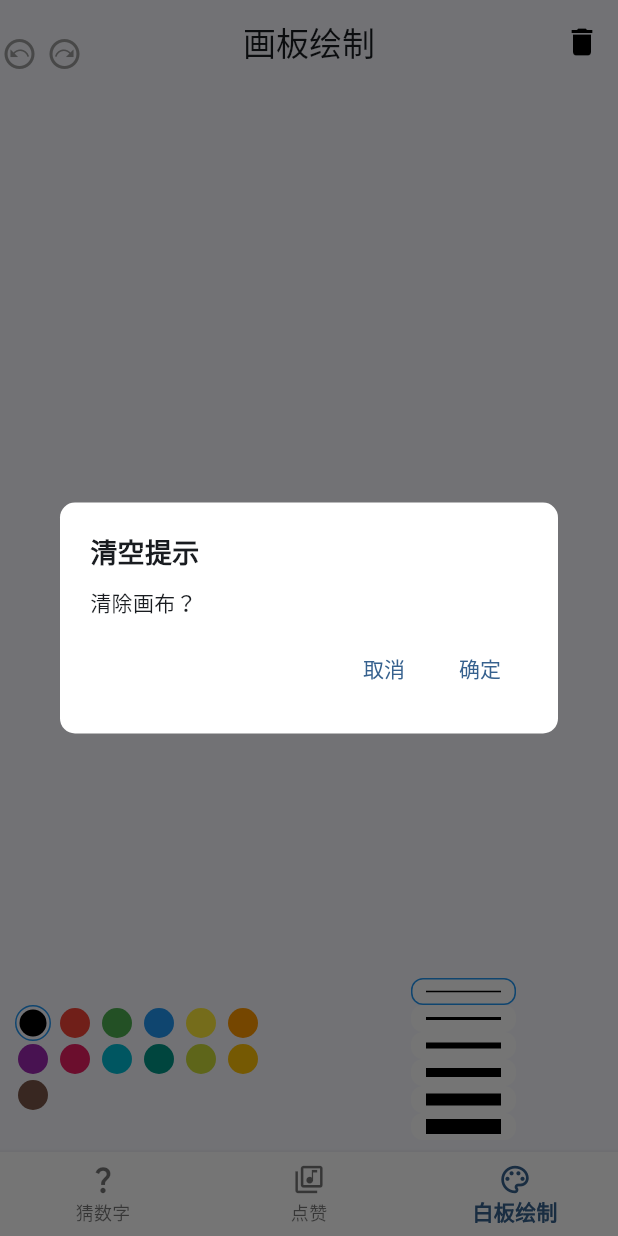
After one commit to HRS-1998/flutterProject, a Flutter app: the screen it shows after launch, item 3 of the bottom bar chosen, after a tap on the "delete" icon, on a phone screen of 412 x 824 dp. The commit adds this screen. Run offline on Flutter 3.47's test engine with Material 3 defaults, Android fonts, the phone set to English and light mode, and no system bars; missing offline and left inert: flame_audio.

Commit message:
update: flutter案例

```diff
--- a/demo02/analysis_options.yaml
+++ b/demo02/analysis_options.yaml
@@ -7,6 +7,9 @@
 
 # The following line activates a set of recommended lints for Flutter apps,
 # packages, and plugins designed to encourage good coding practices.
+analyzer:
+  errors:
+    empty_constructor_bodies: ignore
 include: package:flutter_lints/flutter.yaml
 
 linter:
@@ -23,6 +26,5 @@ linter:
   rules:
     # avoid_print: false  # Uncomment to disable the `avoid_print` rule
     # prefer_single_quotes: true  # Uncomment to enable the `prefer_single_quotes` rule
-
 # Additional information about this file can be found at
 # https://dart.dev/guides/language/analysis-options
--- a/demo02/lib/main.dart
+++ b/demo02/lib/main.dart
@@ -1,7 +1,9 @@
-import 'package:demo02/muyu/muyu_page.dart';
+import 'package:demo02/main/app_navigation.dart';
 import 'package:flutter/material.dart';
 // import "counter/counter_page.dart";
 // import "guess/guess_page.dart";
+// import 'package:demo02/muyu/muyu_page.dart';
+// import 'package:demo02/paper/paper_page.dart';
 
 void main() {
   runApp(const MyApp());
@@ -21,7 +23,8 @@ class MyApp extends StatelessWidget {
         // primarySwatch: Colors.blue, // 主题色
       ),
       // home: const GuessPage(title: '猜数字'),
-      home: const MuyuPage(title: '点赞动效'),
+      // home: const MuyuPage(title: '点赞动效'),
+      home: AppNavigation(),
     );
   }
 }
--- /dev/null
+++ b/demo02/lib/main/app_bottom_bar.dart
@@ -0,0 +1,36 @@
+import 'package:demo02/main/main_model.dart';
+import 'package:flutter/material.dart';
+
+class AppBottomBar extends StatelessWidget {
+  final int currentIndex;
+  final List<MenuData> menus;
+  final ValueChanged<int> onItemTap;
+
+  const AppBottomBar({
+    super.key,
+    required this.currentIndex,
+    required this.menus,
+    required this.onItemTap,
+  });
+
+  @override
+  Widget build(BuildContext context) {
+    return BottomNavigationBar(
+      backgroundColor: Colors.white,
+      onTap: onItemTap,
+      currentIndex: currentIndex,
+      elevation: 3,
+      type: BottomNavigationBarType.fixed,
+      iconSize: 22,
+      selectedItemColor: Theme.of(context).primaryColor,
+      selectedLabelStyle: const TextStyle(fontWeight: FontWeight.bold),
+      showUnselectedLabels: true,
+      showSelectedLabels: true,
+      items: menus.map(_buildItemByMenuMeta).toList(),
+    );
+  }
+
+  BottomNavigationBarItem _buildItemByMenuMeta(MenuData menu) {
+    return BottomNavigationBarItem(icon: Icon(menu.icon), label: menu.label);
+  }
+}
--- /dev/null
+++ b/demo02/lib/main/app_navigation.dart
@@ -0,0 +1,56 @@
+import 'package:demo02/guess/guess_page.dart';
+import 'package:demo02/main/app_bottom_bar.dart';
+import 'package:demo02/main/main_model.dart';
+import 'package:demo02/muyu/muyu_page.dart';
+import 'package:demo02/paper/paper_page.dart';
+import 'package:flutter/material.dart';
+
+class AppNavigation extends StatefulWidget {
+  const AppNavigation({super.key});
+
+  @override
+  State<AppNavigation> createState() => _AppNavigationState();
+}
+
+class _AppNavigationState extends State<AppNavigation> {
+  int _currentIndex = 0;
+
+  final List<MenuData> menus = const [
+    MenuData(label: '猜数字', icon: Icons.question_mark),
+    MenuData(label: '点赞', icon: Icons.my_library_music_outlined),
+    MenuData(label: '白板绘制', icon: Icons.palette_outlined),
+  ];
+
+  @override
+  Widget build(BuildContext context) {
+    return Column(
+      children: [
+        Expanded(child: _buildContent(_currentIndex)),
+        AppBottomBar(
+          currentIndex: _currentIndex,
+          menus: menus,
+          onItemTap: _onItemTap,
+        ),
+      ],
+    );
+  }
+
+  Widget _buildContent(int index) {
+    switch (index) {
+      case 0:
+        return const GuessPage(title: '猜数字');
+      case 1:
+        return const MuyuPage(title: "点赞");
+      case 2:
+        return const PaperPage(title: "画板绘制");
+      default:
+        return SizedBox.shrink();
+    }
+  }
+
+  void _onItemTap(int index) {
+    setState(() {
+      _currentIndex = index;
+    });
+  }
+}
--- /dev/null
+++ b/demo02/lib/main/main_model.dart
@@ -0,0 +1,14 @@
+import 'package:flutter/material.dart';
+
+class MenuData {
+  // 标签
+  final String label;
+  // 图标
+  final IconData icon;
+  // // 颜色
+  // final Color color;
+  // // 背景颜色
+  // final Color backgroundColor;
+  // 构造函数
+  const MenuData({required this.label, required this.icon});
+}
--- /dev/null
+++ b/demo02/lib/paper/back_up_buttons.dart
@@ -0,0 +1,60 @@
+import 'package:flutter/material.dart';
+
+class BackUpButtons extends StatelessWidget {
+  final VoidCallback? onBack;
+  final VoidCallback? onRevocation;
+
+  const BackUpButtons({
+    super.key,
+    required this.onBack,
+    required this.onRevocation,
+  });
+
+  @override
+  Widget build(BuildContext context) {
+    const BoxConstraints cts = BoxConstraints(maxHeight: 24, maxWidth: 24);
+    Color backColor = onBack == null ? Colors.grey : Colors.black;
+    Color revocationColor = onRevocation == null ? Colors.grey : Colors.black;
+
+    return Center(
+      child: Wrap(
+        alignment: WrapAlignment.end,
+        spacing: -10,
+        children: [
+          SizedBox(
+            width: 24,
+            height: 24,
+            child: Transform.scale(
+              scaleX: -1,
+              child: IconButton(
+                // splashRadius: 12,
+                // constraints: cts,
+                onPressed: onBack,
+                icon: Icon(
+                  Icons.next_plan_outlined,
+                  color: backColor,
+                  size: 24,
+                ),
+              ),
+            ),
+          ),
+          SizedBox(
+            width: 24,
+            height: 24,
+            child: IconButton(
+              // splashRadius: 12,
+              // constraints: cts,
+              onPressed: onRevocation,
+              icon: Icon(
+                Icons.next_plan_outlined,
+                color: revocationColor,
+                size: 24,
+              ),
+            ),
+          ),
+        ],
+      ),
+      // ),
+    );
+  }
+}
--- /dev/null
+++ b/demo02/lib/paper/dialog/confirm_dialog.dart
@@ -0,0 +1,62 @@
+import 'package:flutter/material.dart';
+
+class ConfirmDialog extends StatelessWidget {
+  final String title;
+  final String msg;
+  final String conformText;
+  final VoidCallback onConform;
+
+  const ConfirmDialog({
+    super.key,
+    required this.title,
+    required this.msg,
+    required this.conformText,
+    required this.onConform,
+  });
+
+  @override
+  Widget build(BuildContext context) {
+    return Dialog(
+      shape: RoundedRectangleBorder(borderRadius: BorderRadius.circular(10)),
+      elevation: 0,
+      backgroundColor: Colors.white,
+      child: Padding(
+        padding: const EdgeInsets.all(20.0),
+        child: Column(
+          crossAxisAlignment: CrossAxisAlignment.start,
+          mainAxisSize: MainAxisSize.min,
+          children: [_buildTitle(), _buildMessage(), _buildButtons(context)],
+        ),
+      ),
+    );
+  }
+
+  Widget _buildTitle() {
+    return Text(
+      title,
+      style: TextStyle(fontSize: 18, fontWeight: FontWeight.bold),
+    );
+  }
+
+  Widget _buildMessage() {
+    return Padding(
+      padding: const EdgeInsets.symmetric(vertical: 10),
+      child: Text(msg),
+    );
+  }
+
+  Widget _buildButtons(BuildContext context) {
+    return Row(
+      mainAxisAlignment: MainAxisAlignment.end,
+      children: [
+        TextButton(
+          onPressed: () {
+            Navigator.of(context).pop();
+          },
+          child: Text('取消'),
+        ),
+        TextButton(onPressed: onConform, child: Text(conformText)),
+      ],
+    );
+  }
+}
--- /dev/null
+++ b/demo02/lib/paper/models/line.dart
@@ -0,0 +1,9 @@
+import "package:flutter/material.dart";
+
+class Line {
+  List<Offset> points;
+  Color color;
+  double strokeWidth;
+
+  Line({required this.points, this.color = Colors.black, this.strokeWidth = 1});
+}
--- /dev/null
+++ b/demo02/lib/paper/paper_app_bar.dart
@@ -0,0 +1,39 @@
+import 'package:demo02/paper/back_up_buttons.dart';
+import 'package:flutter/material.dart';
+
+class PaperAppbar extends StatelessWidget implements PreferredSizeWidget {
+  final String title;
+  final VoidCallback onClear;
+  final VoidCallback? onBack;
+  final VoidCallback? onRevocation;
+  const PaperAppbar({
+    super.key,
+    required this.title,
+    required this.onClear,
+    this.onBack,
+    this.onRevocation,
+  });
+
+  @override
+  Widget build(BuildContext context) {
+    return AppBar(
+      leading: SizedBox(
+        width: 90,
+        child: BackUpButtons(onBack: onBack, onRevocation: onRevocation),
+      ),
+      centerTitle: true,
+      title: Text(title),
+      iconTheme: IconThemeData(color: Colors.black),
+      actions: [
+        IconButton(
+          splashRadius: 20,
+          onPressed: onClear,
+          icon: Icon(Icons.delete, color: Colors.black),
+        ),
+      ],
+    );
+  }
+
+  @override
+  Size get preferredSize => const Size.fromHeight(kToolbarHeight); // 实现 preferredSize,
+}
--- /dev/null
+++ b/demo02/lib/paper/paper_page.dart
@@ -0,0 +1,181 @@
+import 'package:flutter/material.dart';
+import 'package:demo02/paper/paper_app_bar.dart';
+import 'package:demo02/paper/paper_painter.dart';
+import 'package:demo02/paper/models/line.dart';
+import 'package:demo02/paper/dialog/confirm_dialog.dart';
+import 'package:demo02/paper/select/color_selector.dart';
+import 'package:demo02/paper/select/stroke_width_selector.dart';
+
+class PaperPage extends StatefulWidget {
+  final String title;
+  const PaperPage({super.key, required this.title});
+
+  @override
+  State<PaperPage> createState() => _PaperPageState();
+}
+
+class _PaperPageState extends State<PaperPage> {
+  final List<Line> _lines = [];
+  final List<Line> _historyLines = [];
+  int _activeColorIndex = 0;
+  int _activeStrokeWidthIndex = 0;
+
+  //支持的颜色
+  final List<Color> _colors = [
+    Colors.black,
+    Colors.red,
+    Colors.green,
+    Colors.blue,
+    Colors.yellow,
+    Colors.orange,
+    Colors.purple,
+    Colors.pink,
+    Colors.cyan,
+    Colors.teal,
+    Colors.lime,
+    Colors.amber,
+    Colors.brown,
+  ];
+  //支持的画笔宽度
+  final List<double> _strokeWidths = [1, 2, 4, 6, 8, 10];
+
+  void _onPanStart(DragStartDetails details) {
+    _lines.add(
+      Line(
+        points: [details.localPosition],
+        color: _colors[_activeColorIndex],
+        strokeWidth: _strokeWidths[_activeStrokeWidthIndex],
+      ),
+    );
+  }
+
+  void _onPanUpdate(DragUpdateDetails details) {
+    print(details);
+    Offset points = details.localPosition;
+    print(points);
+    double distance = (_lines.last.points.last - points).distance; //计算距离
+    if (distance > 5) {
+      _lines.last.points.add(details.localPosition);
+      setState(() {});
+    }
+  }
+
+  @override
+  Widget build(BuildContext context) {
+    return Scaffold(
+      appBar: PaperAppbar(
+        title: widget.title,
+        onClear: _showClearDialog,
+        onBack: _lines.isEmpty ? null : _onBack,
+        onRevocation: _historyLines.isEmpty ? null : _onRevocation,
+      ),
+      body: Stack(
+        alignment: Alignment.bottomLeft,
+        children: [
+          GestureDetector(
+            onPanStart: _onPanStart,
+            onPanUpdate: _onPanUpdate,
+            child: CustomPaint(
+              painter: PaperPainter(lines: _lines),
+              child: ConstrainedBox(constraints: const BoxConstraints.expand()),
+            ),
+          ),
+          // Positioned(
+          //   bottom: 40,
+          //   width: 240,
+          //   child: ColorSelector(
+          //     supportColors: _colors,
+          //     activeIndex: _activeColorIndex,
+          //     onSelect: _onSelectColor,
+          //   ),
+          // ),
+          // Positioned(
+          //   bottom: 0,
+          //   right: 10,
+          //   child: StrokeWidthSelector(
+          //     supportStrokeWidths: _strokeWidths,
+          //     activeIndex: _activeStrokeWidthIndex,
+          //     color: Colors.black,
+          //     onSelect: _onSelectStrokeWidth,
+          //   ),
+          // ),
+          Positioned(
+            bottom: 0,
+            width: MediaQuery.of(context).size.width,
+            child: Row(
+              mainAxisAlignment: MainAxisAlignment.start,
+              children: [
+                Expanded(
+                  child: ColorSelector(
+                    supportColors: _colors,
+                    activeIndex: _activeColorIndex,
+                    onSelect: _onSelectColor,
+                  ),
+                ),
+                Expanded(
+                  child: Column(
+                    mainAxisAlignment: MainAxisAlignment.center,
+                    children: [
+                      StrokeWidthSelector(
+                        supportStrokeWidths: _strokeWidths,
+                        activeIndex: _activeStrokeWidthIndex,
+                        color: _colors[_activeColorIndex],
+                        onSelect: _onSelectStrokeWidth,
+                      ),
+                    ],
+                  ),
+                ),
+              ],
+            ),
+          ),
+        ],
+      ),
+    );
+  }
+
+  void _showClearDialog() {
+    String msg = "清除画布？";
+    showDialog(
+      context: context,
+      builder:
+          (ctx) => ConfirmDialog(
+            title: '清空提示',
+            conformText: '确定',
+            msg: msg,
+            onConform: _clear,
+          ),
+    );
+  }
+
+  void _onBack() {
+    _historyLines.add(_lines.last);
+    _lines.removeLast();
+    setState(() {});
+  }
+
+  void _onRevocation() {
+    // if (_historyLines.isEmpty) return;
+    _lines.add(_historyLines.last);
+    _historyLines.removeLast();
+    setState(() {});
+  }
+
+  void _clear() {
+    // 清空画布，关闭弹窗
+    _lines.clear();
+    Navigator.of(context).pop();
+    setState(() {});
+  }
+
+  void _onSelectStrokeWidth(int index) {
+    setState(() {
+      _activeStrokeWidthIndex = index;
+    });
+  }
+
+  void _onSelectColor(int index) {
+    setState(() {
+      _activeColorIndex = index;
+    });
+  }
+}
--- /dev/null
+++ b/demo02/lib/paper/paper_painter.dart
@@ -0,0 +1,84 @@
+import 'dart:ui';
+
+import 'package:flutter/material.dart';
+import "package:demo02/paper/models/line.dart";
+
+class PaperPainter extends CustomPainter {
+  PaperPainter({required this.lines}) {
+    _paint =
+        Paint()
+          ..style = PaintingStyle.stroke
+          ..strokeCap = StrokeCap.round;
+  }
+
+  late Paint _paint;
+  final List<Line> lines;
+
+  @override
+  void paint(Canvas canvas, Size size) {
+    for (int i = 0; i < lines.length; i++) {
+      drawLine(canvas, lines[i]);
+    }
+  }
+
+  // 画线
+  void drawLine(Canvas canvas, Line line) {
+    _paint.color = line.color;
+    _paint.strokeWidth = line.strokeWidth;
+    canvas.drawPoints(PointMode.polygon, line.points, _paint);
+  }
+  // 点
+  // @override
+  // void paint(Canvas canvas, Size size) {
+  //   List<Offset> points = [
+  //     Offset(100, 100),
+  //     Offset(100, 150),
+  //     Offset(200, 150),
+  //     Offset(200, 100),
+  //   ];
+  //   Paint paint = Paint();
+  //   paint.strokeWidth = 10;
+  //   paint.color = Colors.red;
+  //   paint.strokeCap = StrokeCap.round;
+  //   canvas.drawPoints(PointMode.points, points, paint);
+  // }
+
+  // 圆形
+  //   override
+  //   void paint(Canvas canvas, Size size) {
+  //   Paint paint = Paint();
+  //   canvas.drawCircle(Offset(100, 100), 50, paint);
+  //   paint.style = PaintingStyle.stroke;
+  //   canvas.drawCircle(Offset(250, 100), 50, paint);
+  // }
+
+  // 矩形
+  // @override
+  // void paint(Canvas canvas, Size size) {
+  // Paint paint = Paint();
+  // paint.style = PaintingStyle.stroke;
+  // paint.strokeWidth = 2;
+  // // 绘制矩形
+  // Rect rect = Rect.fromCenter(center: Offset(100, 100), width: 100, height: 80);
+  // canvas.drawRect(rect, paint);
+  // // 绘制圆角矩形
+  // paint.style = PaintingStyle.fill;
+  // RRect rrect = RRect.fromRectXY(rect.translate(150, 0), 8, 8);
+  // canvas.drawRRect(rrect, paint);
+  //}
+
+  //椭圆||圆弧
+  // @override
+  // void paint(Canvas canvas, Size size) {
+  // Paint paint = Paint();
+  // paint.strokeWidth = 2;
+  //绘制椭圆
+  // Rect overRect = Rect.fromCenter(center: Offset(100, 100), width: 100, height: 80);
+  // canvas.drawOval(overRect, paint);
+  //绘制圆弧
+  // canvas.drawArc(overRect.translate(150, 0), 0, pi*1.3,true,paint);
+  //}
+
+  @override
+  bool shouldRepaint(covariant CustomPainter oldDelegate) => true;
+}
--- /dev/null
+++ b/demo02/lib/paper/select/color_selector.dart
@@ -0,0 +1,51 @@
+import 'package:flutter/material.dart';
+
+class ColorSelector extends StatelessWidget {
+  final List<Color> supportColors;
+  final int activeIndex;
+  final ValueChanged<int> onSelect;
+
+  const ColorSelector({
+    super.key,
+    required this.supportColors,
+    required this.activeIndex,
+    required this.onSelect,
+  });
+
+  @override
+  Widget build(BuildContext context) {
+    return Padding(
+      padding: const EdgeInsets.symmetric(horizontal: 8, vertical: 8),
+      child: Wrap(
+        // crossAxisAlignment: CrossAxisAlignment.end,
+        children: List.generate(supportColors.length, _buildByIndex),
+      ),
+    );
+  }
+
+  Widget _buildByIndex(int index) {
+    bool select = activeIndex == index;
+    return GestureDetector(
+      onTap: () {
+        onSelect(index);
+      },
+      child: Container(
+        margin: const EdgeInsets.symmetric(horizontal: 2),
+        padding: const EdgeInsets.all(2),
+        width: 24,
+        height: 24,
+        alignment: Alignment.center,
+        decoration: BoxDecoration(
+          shape: BoxShape.circle,
+          border: select ? Border.all(color: Colors.blue) : null,
+        ),
+        child: Container(
+          decoration: BoxDecoration(
+            shape: BoxShape.circle,
+            color: supportColors[index],
+          ),
+        ),
+      ),
+    );
+  }
+}
--- /dev/null
+++ b/demo02/lib/paper/select/stroke_width_selector.dart
@@ -0,0 +1,57 @@
+import 'package:flutter/material.dart';
+
+class StrokeWidthSelector extends StatelessWidget {
+  final List<double> supportStrokeWidths;
+  final int activeIndex;
+  final Color color;
+  final ValueChanged<int> onSelect;
+
+  const StrokeWidthSelector({
+    super.key,
+    required this.supportStrokeWidths,
+    required this.activeIndex,
+    required this.color,
+    required this.onSelect,
+  }) : assert(supportStrokeWidths.length > 0);
+
+  @override
+  Widget build(BuildContext context) {
+    return Padding(
+      padding: const EdgeInsets.symmetric(horizontal: 8, vertical: 8),
+      child: Column(
+        crossAxisAlignment: CrossAxisAlignment.end,
+        children: List.generate(supportStrokeWidths.length, _buildByIndex),
+      ),
+    );
+  }
+
+  // bool select(int index) {
+  //   return index == activeIndex;
+  // }
+
+  Widget _buildByIndex(int index) {
+    bool select = index == activeIndex;
+    return GestureDetector(
+      onTap: () {
+        onSelect(index);
+      },
+      child: Container(
+        margin: const EdgeInsets.symmetric(horizontal: 2),
+        height: 18,
+        width: 70,
+        alignment: Alignment.center,
+        decoration: BoxDecoration(
+          // color: color,
+          borderRadius: BorderRadius.circular(8),
+          border: select ? Border.all(color: Colors.blue) : null,
+          color: Colors.white,
+        ),
+        child: Container(
+          width: 50,
+          color: color,
+          height: supportStrokeWidths[index],
+        ),
+      ),
+    );
+  }
+}
```
Also changed, not shown: 1 other file.
